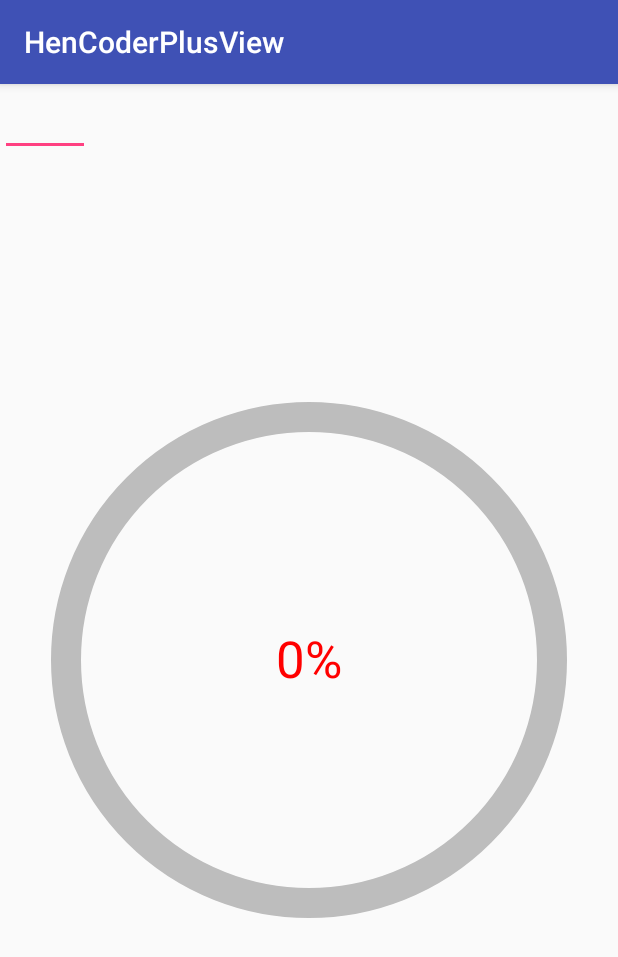
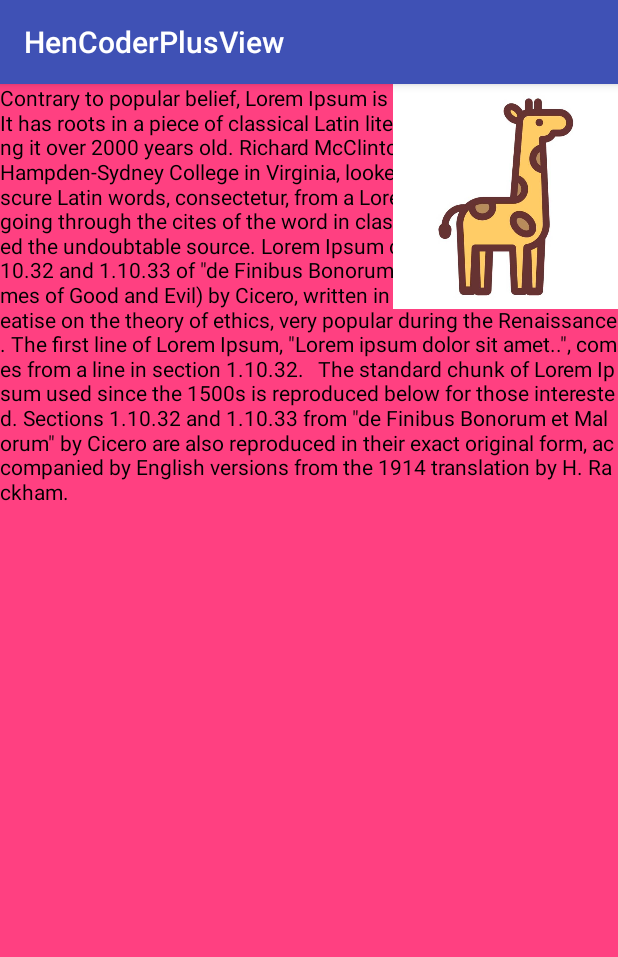
Before and after one commit to CherryLover/HenCoderPlusView, an Android app: the screen it shows after launch (MainActivity), on a phone screen of 412 x 824 dp. Shown: the top 957 px of the screen. Run offline under Robolectric (Android 15) with nearby library versions, the phone set to English and light mode, and no system bars.

Commit message:
1. TextImage 基础绘制完成，但文字中间有换行无法实现，遇到图片无法控制文字宽度。

```diff
--- a/app/src/main/java/me/monster/hencoderplusview/MainActivity.java
+++ b/app/src/main/java/me/monster/hencoderplusview/MainActivity.java
@@ -29,7 +29,7 @@ public class MainActivity extends AppCompatActivity {
 
 //        mDashView = findViewById(R.id.dash_board);
         etValue = findViewById(R.id.et_value);
-        spView = findViewById(R.id.dash_board);
+//        spView = findViewById(R.id.dash_board);
 
         etValue.setOnEditorActionListener(new TextView.OnEditorActionListener() {
             @Override
@@ -37,7 +37,7 @@ public class MainActivity extends AppCompatActivity {
                 if (actionId == EditorInfo.IME_ACTION_DONE || actionId == EditorInfo.IME_ACTION_NEXT) {
                     String strEtValue = etValue.getText().toString().trim();
 //                    mDashView.setValue(Integer.parseInt(strEtValue));
-                    spView.setValue(Integer.parseInt(strEtValue));
+//                    spView.setValue(Integer.parseInt(strEtValue));
                 }
                 return false;
             }
--- a/app/src/main/java/me/monster/hencoderplusview/view/ImageTextView.java
+++ b/app/src/main/java/me/monster/hencoderplusview/view/ImageTextView.java
@@ -1,9 +1,17 @@
 package me.monster.hencoderplusview.view;
 
 import android.content.Context;
+import android.graphics.Bitmap;
+import android.graphics.BitmapFactory;
+import android.graphics.Canvas;
+import android.graphics.Paint;
 import android.support.annotation.Nullable;
 import android.util.AttributeSet;
+import android.util.Log;
 import android.view.View;
+
+import me.monster.hencoderplusview.R;
+import me.monster.hencoderplusview.util.ValueUtil;
 
 /**
  * @description 带图片的 TextView
@@ -11,6 +19,24 @@ import android.view.View;
  * Created in 2018/7/16 9:15
  */
 public class ImageTextView extends View {
+    public static final String TEXT = "Contrary to popular belief, Lorem Ipsum is not simply random text. It has roots in a piece of classical Latin literature from 45 BC, making it over 2000 years old. Richard McClintock, a Latin professor at Hampden-Sydney College in Virginia, looked up one of the more obscure Latin words, consectetur, from a Lorem Ipsum passage, and going through the cites of the word in classical literature, discovered the undoubtable source. Lorem Ipsum comes from sections 1.10.32 and 1.10.33 of \"de Finibus Bonorum et Malorum\" (The Extremes of Good and Evil) by Cicero, written in 45 BC. This book is a treatise on the theory of ethics, very popular during the Renaissance. The first line of Lorem Ipsum, \"Lorem ipsum dolor sit amet..\", comes from a line in section 1.10.32.\n" +
+            "\n" +
+            "The standard chunk of Lorem Ipsum used since the 1500s is reproduced below for those interested. Sections 1.10.32 and 1.10.33 from \"de Finibus Bonorum et Malorum\" by Cicero are also reproduced in their exact original form, accompanied by English versions from the 1914 translation by H. Rackham.";
+    public static final int IMAGE_WIDTH = (int) ValueUtil.dpToPixel(150);
+    private static final String TAG = "ImageTextView";
+    private final float textSize = ValueUtil.dpToPixel(14);
+
+    private Bitmap mBitmap;
+    private Paint mPaint = new Paint(Paint.ANTI_ALIAS_FLAG);
+    private float[] lineWidth = new float[1];
+    private Paint.FontMetrics mFontMetrics = new Paint.FontMetrics();
+
+
+    {
+        getBitmap(IMAGE_WIDTH);
+        mPaint.setTextSize(textSize);
+        mPaint.getFontMetrics(mFontMetrics);
+    }
 
     public ImageTextView(Context context) {
         super(context);
@@ -27,4 +53,39 @@ public class ImageTextView extends View {
     public ImageTextView(Context context, @Nullable AttributeSet attrs, int defStyleAttr, int defStyleRes) {
         super(context, attrs, defStyleAttr, defStyleRes);
     }
+
+    // TODO: 2018-07-20 回车换行
+    // TODO: 2018-07-20 遇到图片自动移动 宽度
+
+    @Override
+    protected void onDraw(Canvas canvas) {
+        super.onDraw(canvas);
+
+        int totalText = 0;
+        int count = mPaint.breakText(TEXT, true, getWidth(), lineWidth);
+
+        float y = -mFontMetrics.top;
+
+        while (count > 0) {
+            canvas.drawText(TEXT, totalText, totalText + count, 0, y, mPaint);
+            totalText += count;
+            y += mPaint.getFontSpacing();
+            count = mPaint.breakText(TEXT, totalText, TEXT.length(), true, getWidth(), lineWidth);
+        }
+
+        canvas.drawBitmap(mBitmap, getWidth() - IMAGE_WIDTH, 0, mPaint);
+    }
+
+    private void getBitmap(int imageWidth) {
+        Log.e(TAG, "getBitmap: -----------");
+        BitmapFactory.Options options = new BitmapFactory.Options();
+        options.inJustDecodeBounds = true;
+        options.inMutable = true;
+        mBitmap = BitmapFactory.decodeResource(getResources(), R.drawable.wx_avatat, options);
+        options.inJustDecodeBounds = false;
+        options.inDensity = options.outWidth;
+        options.inTargetDensity = imageWidth;
+        mBitmap = BitmapFactory.decodeResource(getResources(), R.drawable.wx_avatat, options);
+        Log.e(TAG, "getBitmap: -----------");
+    }
 }
--- a/app/src/main/res/layout/activity_main.xml
+++ b/app/src/main/res/layout/activity_main.xml
@@ -1,24 +1,22 @@
 <?xml version="1.0" encoding="utf-8"?>
-<android.support.constraint.ConstraintLayout xmlns:android="http://schemas.android.com/apk/res/android"
-    xmlns:app="http://schemas.android.com/apk/res-auto"
+<LinearLayout xmlns:android="http://schemas.android.com/apk/res/android"
     xmlns:tools="http://schemas.android.com/tools"
     android:layout_width="match_parent"
     android:layout_height="match_parent"
+    android:background="@color/colorAccent"
+    android:orientation="vertical"
     tools:context=".MainActivity">
 
-    <me.monster.hencoderplusview.view.SportsView
+    <me.monster.hencoderplusview.view.ImageTextView
         android:id="@+id/dash_board"
-        android:layout_width="350dp"
-        android:layout_height="350dp"
-        app:layout_constraintBottom_toBottomOf="parent"
-        app:layout_constraintLeft_toLeftOf="parent"
-        app:layout_constraintRight_toRightOf="parent"
-        app:layout_constraintTop_toTopOf="parent" />
+        android:layout_width="match_parent"
+        android:layout_height="350dp" />
 
     <EditText
         android:id="@+id/et_value"
         android:layout_width="60dp"
         android:layout_height="48dp"
-        android:inputType="number"/>
+        android:inputType="number"
+        android:visibility="gone" />
 
-</android.support.constraint.ConstraintLayout>
+</LinearLayout>
```
